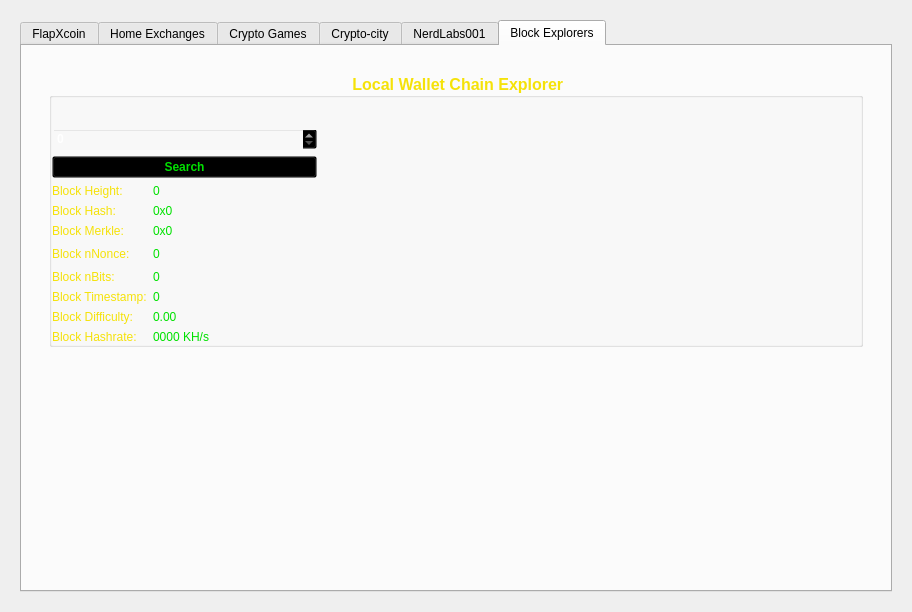
First picture: the form in src/qt/forms/shoppingpage.ui, repository FlapXCoin/flapxcoin, before the edit.
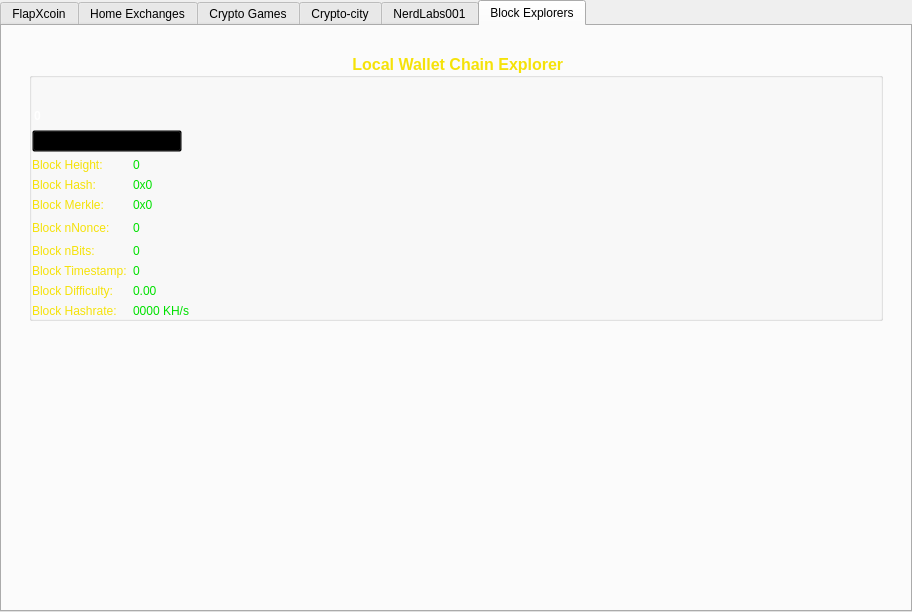
Second picture: the form after the edit. The open tabs and pages were chosen to show the change. Icons and pictures are not drawn.

The edit to the form file:
```diff
--- a/src/qt/forms/shoppingpage.ui
+++ b/src/qt/forms/shoppingpage.ui
@@ -39,16 +39,19 @@
   </property>
   <layout class="QGridLayout" name="gridLayout_11">
    <property name="leftMargin">
-    <number>20</number>
+    <number>0</number>
    </property>
    <property name="topMargin">
-    <number>20</number>
+    <number>0</number>
    </property>
    <property name="rightMargin">
-    <number>20</number>
+    <number>0</number>
    </property>
    <property name="bottomMargin">
-    <number>20</number>
+    <number>0</number>
+   </property>
+   <property name="spacing">
+    <number>0</number>
    </property>
    <item row="0" column="0">
     <widget class="QTabWidget" name="tabWidget">
@@ -82,9 +85,6 @@
      <property name="autoFillBackground">
       <bool>false</bool>
      </property>
-     <property name="styleSheet">
-      <string notr="true">background-image:url(:/images/res/images/art/flapxspace.png);</string>
-     </property>
      <property name="tabPosition">
       <enum>QTabWidget::North</enum>
      </property>
@@ -4453,8 +4453,8 @@
            <rect>
             <x>0</x>
             <y>0</y>
-            <width>868</width>
-            <height>532</height>
+            <width>908</width>
+            <height>572</height>
            </rect>
           </property>
           <property name="styleSheet">
@@ -10100,6 +10100,9 @@
                              <bold>true</bold>
                             </font>
                            </property>
+                           <property name="styleSheet">
+                            <string notr="true">background:transparent;border:0;</string>
+                           </property>
                            <property name="maximum">
                             <number>99999999</number>
                            </property>
@@ -10121,7 +10124,7 @@
                            </property>
                            <property name="maximumSize">
                             <size>
-                             <width>16777215</width>
+                             <width>150</width>
                              <height>16777215</height>
                             </size>
                            </property>
@@ -10131,9 +10134,9 @@
                               <colorrole role="Button">
                                <brush brushstyle="SolidPattern">
                                 <color alpha="0">
-                                 <red>0</red>
-                                 <green>0</green>
-                                 <blue>0</blue>
+                                 <red>30</red>
+                                 <green>255</green>
+                                 <blue>240</blue>
                                 </color>
                                </brush>
                               </colorrole>
@@ -10141,7 +10144,7 @@
                                <brush brushstyle="SolidPattern">
                                 <color alpha="255">
                                  <red>0</red>
-                                 <green>225</green>
+                                 <green>0</green>
                                  <blue>0</blue>
                                 </color>
                                </brush>
@@ -10169,9 +10172,9 @@
                               <colorrole role="Button">
                                <brush brushstyle="SolidPattern">
                                 <color alpha="0">
-                                 <red>0</red>
-                                 <green>0</green>
-                                 <blue>0</blue>
+                                 <red>30</red>
+                                 <green>255</green>
+                                 <blue>240</blue>
                                 </color>
                                </brush>
                               </colorrole>
@@ -10179,7 +10182,7 @@
                                <brush brushstyle="SolidPattern">
                                 <color alpha="255">
                                  <red>0</red>
-                                 <green>225</green>
+                                 <green>0</green>
                                  <blue>0</blue>
                                 </color>
                                </brush>
@@ -10207,9 +10210,9 @@
                               <colorrole role="Button">
                                <brush brushstyle="SolidPattern">
                                 <color alpha="0">
-                                 <red>0</red>
-                                 <green>0</green>
-                                 <blue>0</blue>
+                                 <red>30</red>
+                                 <green>255</green>
+                                 <blue>240</blue>
                                 </color>
                                </brush>
                               </colorrole>
```
Left out of the diff: 59 changed lines with no effect on the pictures.
